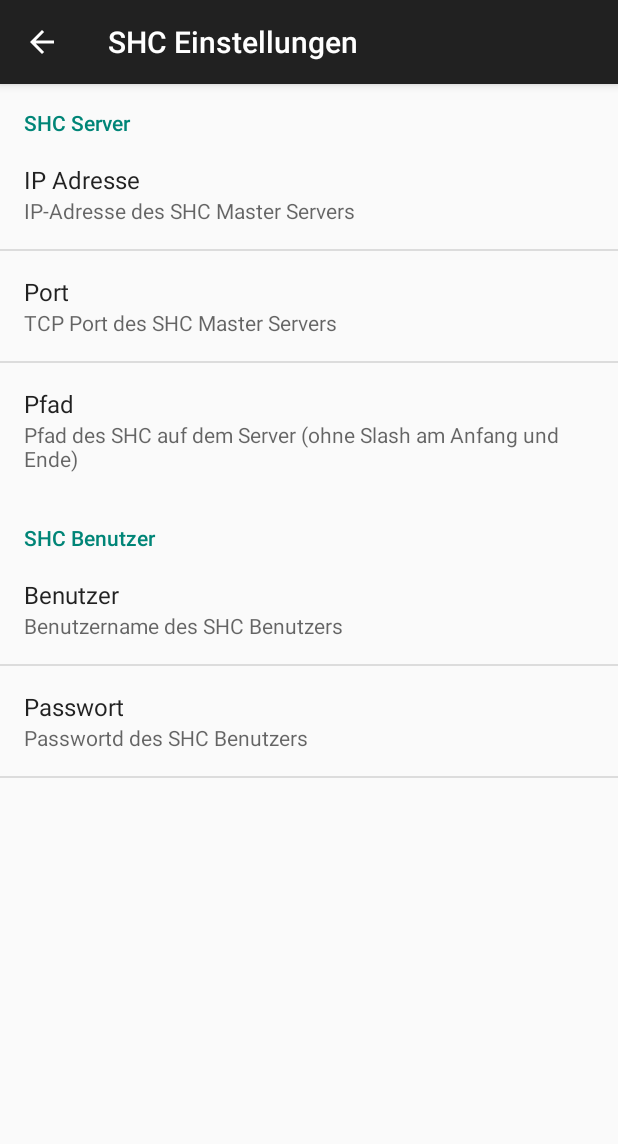
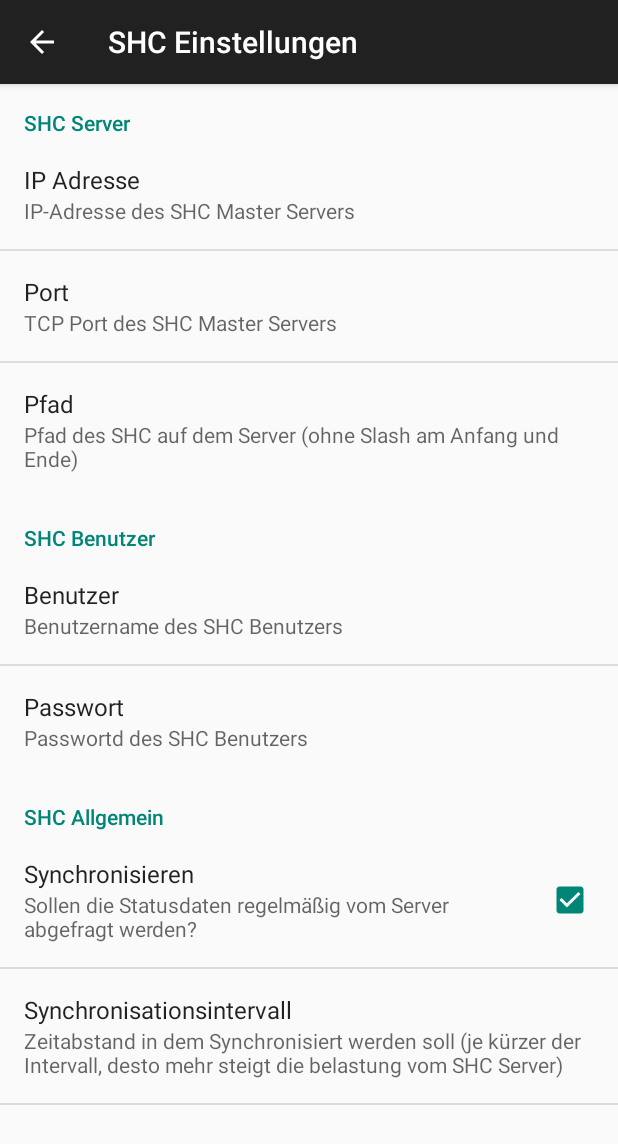
Before and after one commit to Dietmar-Franken/SHC_Android_APP, an Android app: the screen it shows after launch (SettingsActivity), in the options menu, after a tap on "Einstellungen", on a phone screen of 412 x 824 dp. Shown: the top 1144 px of the screen. Run offline under Robolectric (Android 15) with nearby library versions, the phone set to English and light mode, and no system bars; 2 statements that could not run were skipped.

Commit message:
Add Einstellung Synchronisation

```diff
--- a/app/src/main/java/de/rpi_controlcenter/shc/Fragment/RoomViewFragment.java
+++ b/app/src/main/java/de/rpi_controlcenter/shc/Fragment/RoomViewFragment.java
@@ -6,8 +6,10 @@ import android.app.Fragment;
 import android.app.FragmentTransaction;
 import android.content.DialogInterface;
 import android.content.Intent;
+import android.content.SharedPreferences;
 import android.os.Bundle;
 import android.os.Handler;
+import android.preference.PreferenceManager;
 import android.view.LayoutInflater;
 import android.view.View;
 import android.view.ViewGroup;
@@ -70,6 +72,15 @@ public class RoomViewFragment extends Fragment {
     public void startSync(final SHCConnectorService service) {
 
         final Handler handler = new Handler();
+        //Einstzellungsmanager holen
+        final SharedPreferences sp = PreferenceManager.getDefaultSharedPreferences(getActivity().getBaseContext());
+
+        //prüfen ob Synchronisation aktiv ist
+        if(!sp.getBoolean("shc.sync.active", false)) {
+
+            return;
+        }
+
         syncThread = new Thread() {
 
             @Override
@@ -79,7 +90,7 @@ public class RoomViewFragment extends Fragment {
 
                     //Wartezeit
                     try {
-                        Thread.sleep(1000);
+                        Thread.sleep(sp.getInt("shc.sync.interval", 1000));
                     } catch (InterruptedException e) {
 
                         interrupt();
--- a/app/src/main/res/values/strings.xml
+++ b/app/src/main/res/values/strings.xml
@@ -1,5 +1,5 @@
 <resources>
-    <string name="displayVersion">0.5.3</string>
+    <string name="displayVersion">0.5.4</string>
 
     <string name="app_name">SHC</string>
     <string name="mainActivity">Räume</string>
@@ -15,6 +15,7 @@
 
     <string name="settings.cat1">SHC Server</string>
     <string name="settings.cat2">SHC Benutzer</string>
+    <string name="settings.cat3">SHC Allgemein</string>
     <string name="settings.ipaddress">IP Adresse</string>
     <string name="settings.ipaddress.desc">IP-Adresse des SHC Master Servers</string>
     <string name="settings.port">Port</string>
@@ -25,6 +26,26 @@
     <string name="settings.user.desc">Benutzername des SHC Benutzers</string>
     <string name="settings.password">Passwort</string>
     <string name="settings.password.desc">Passwortd des SHC Benutzers</string>
+    <string name="settings.sync">Synchronisieren</string>
+    <string name="settings.sync.desc">Sollen die Statusdaten regelmäßig vom Server abgefragt werden?</string>
+    <string name="settings.sync.time">Synchronisationsintervall</string>
+    <string name="settings.sync.time.desc">Zeitabstand in dem Synchronisiert werden soll (je kürzer der Intervall, desto mehr steigt die belastung vom SHC Server)</string>
+    <string name="settings.sync.time.default">1000</string>
+
+    <string-array name="settings_sync_time_entrys">
+        <item>0,5s</item>
+        <item>1s</item>
+        <item>2s</item>
+        <item>5s</item>
+        <item>10s</item>
+    </string-array>
+    <string-array name="settings_sync_time_values">
+        <item>500</item>
+        <item>1000</item>
+        <item>2000</item>
+        <item>5000</item>
+        <item>10000</item>
+    </string-array>
 
     <string name="elements.button.on">an</string>
     <string name="elements.button.off">aus</string>
--- a/app/src/main/res/xml/settings.xml
+++ b/app/src/main/res/xml/settings.xml
@@ -27,8 +27,10 @@
             android:maxLength="50"
             android:defaultValue="shc" />
     </PreferenceCategory>
+
     <PreferenceCategory
         android:title="@string/settings.cat2">
+
         <EditTextPreference
             android:key="shc.user"
             android:title="@string/settings.user"
@@ -43,4 +45,23 @@
             android:inputType="textPassword"
             android:defaultValue="" />
     </PreferenceCategory>
+
+    <PreferenceCategory
+        android:title="@string/settings.cat3">
+
+        <CheckBoxPreference
+            android:key="shc.sync.active"
+            android:title="@string/settings.sync"
+            android:summary="@string/settings.sync.desc"
+            android:defaultValue="true" />
+        <ListPreference
+            android:dependency="shc.sync.active"
+            android:key="shc.sync.interval"
+            android:title="@string/settings.sync.time"
+            android:summary="@string/settings.sync.time.desc"
+            android:dialogTitle="@string/settings.sync.time"
+            android:entries="@array/settings_sync_time_entrys"
+            android:entryValues="@array/settings_sync_time_values"
+            android:defaultValue="@string/settings.sync.time.default" />
+    </PreferenceCategory>
 </PreferenceScreen>
```
